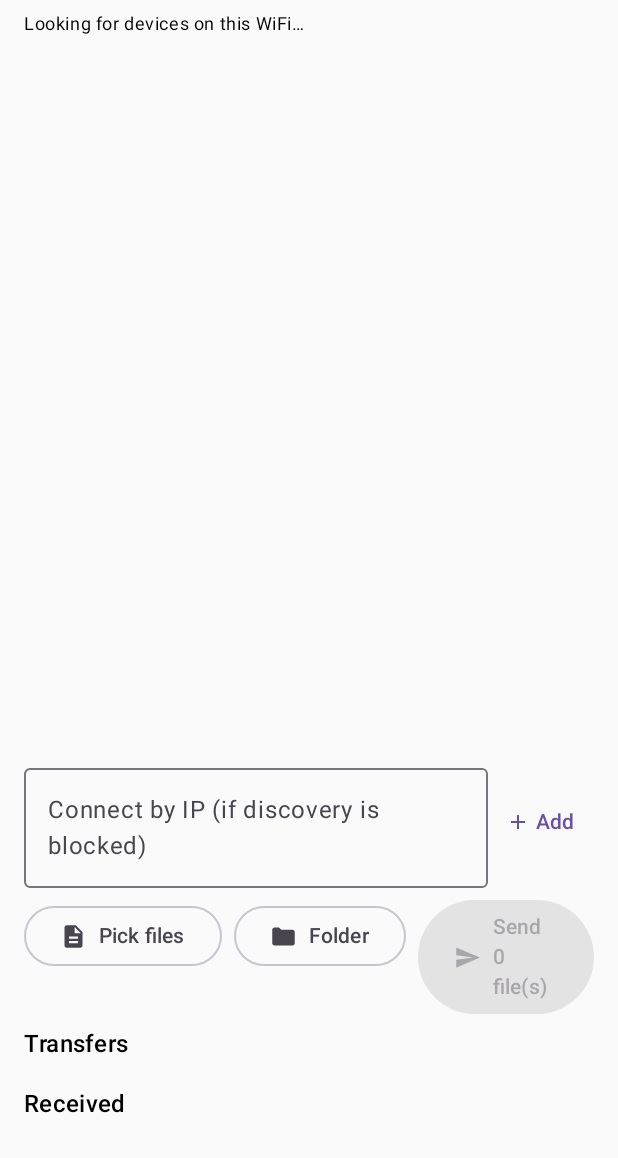
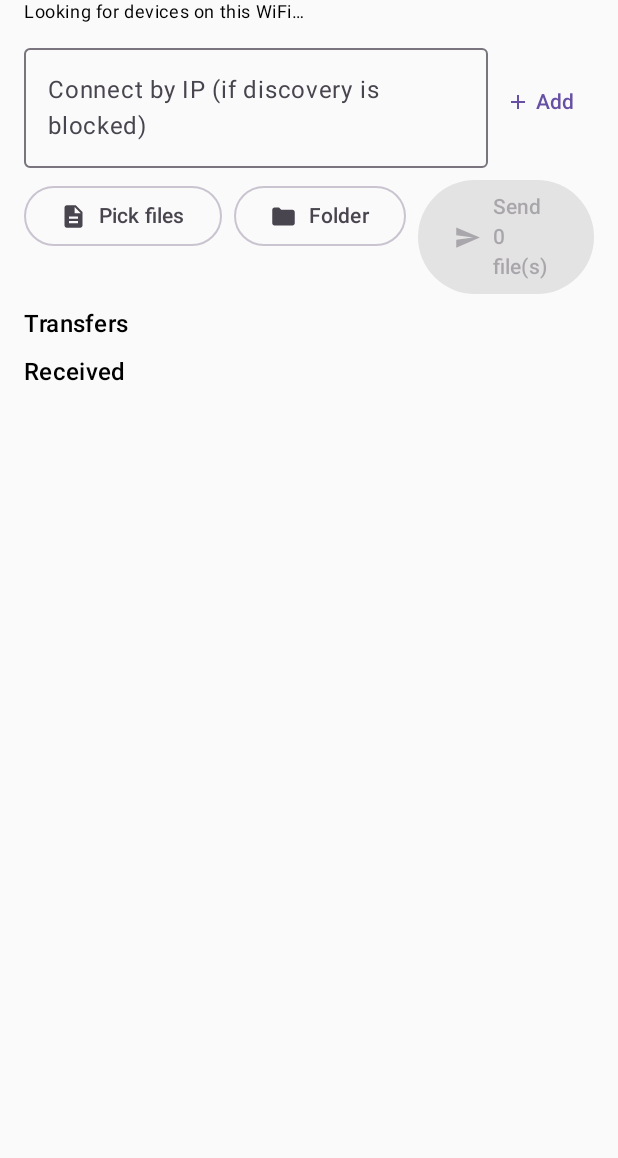
Before and after one commit to rider05/FileShare, an Android app built with Jetpack Compose: the screen it shows after launch (MainActivity), on a phone screen of 412 x 824 dp, the part 78-1236 px from its top. Run offline under Robolectric (Android 15) with nearby library versions, the phone set to English and light mode, and no system bars.

Commit message:
Fix UI overlap: DPI-aware Windows layout with font-relative heights and screen clamp; scrollable Android screen

```diff
--- a/FileShare.Android/app/src/main/java/com/fileshare/app/MainActivity.kt
+++ b/FileShare.Android/app/src/main/java/com/fileshare/app/MainActivity.kt
@@ -18,7 +18,6 @@ import androidx.compose.foundation.layout.Row
 import androidx.compose.foundation.layout.Spacer
 import androidx.compose.foundation.layout.fillMaxSize
 import androidx.compose.foundation.layout.fillMaxWidth
-import androidx.compose.foundation.layout.heightIn
 import androidx.compose.foundation.layout.padding
 import androidx.compose.foundation.layout.size
 import androidx.compose.foundation.layout.width
@@ -182,21 +181,22 @@ fun App() {
             if (root != null) Repo.pendingUris.value = Repo.pendingUris.value + walkTree(ctx, root)
         }
 
-        Column(
+        // one scrollable list; sections are items so nothing clips or overlaps on small screens
+        LazyColumn(
             Modifier.fillMaxSize().padding(16.dp),
             verticalArrangement = Arrangement.spacedBy(8.dp),
         ) {
+            item {
                 Text("FileShare", style = MaterialTheme.typography.headlineMedium)
                 Text(
                     if (peers.isEmpty()) "Looking for devices on this WiFi…" else "${peers.size} device(s) on this WiFi. Tap one to select.",
                     style = MaterialTheme.typography.bodySmall,
                 )
-
-            LazyColumn(Modifier.fillMaxWidth().weight(1f)) {
-                items(peers) { p ->
+            }
+            items(peers, key = { it.ip }) { p ->
                 Card(
                     onClick = { selectedIp = p.ip },
-                        modifier = Modifier.fillMaxWidth().padding(vertical = 2.dp),
+                    modifier = Modifier.fillMaxWidth(),
                     colors = CardDefaults.cardColors(
                         containerColor = if (p.ip == selectedIp) MaterialTheme.colorScheme.primaryContainer
                         else MaterialTheme.colorScheme.surfaceVariant,
@@ -208,8 +208,7 @@ fun App() {
                     }
                 }
             }
-            }
-
+            item {
                 Row(verticalAlignment = Alignment.CenterVertically) {
                     OutlinedTextField(
                         value = ip,
@@ -232,7 +231,8 @@ fun App() {
                         Text("Add")
                     }
                 }
-
+            }
+            item {
                 Row(horizontalArrangement = Arrangement.spacedBy(8.dp)) {
                     OutlinedButton(onClick = { pick.launch(arrayOf("*/*")) }) {
                         Icon(DescriptionIcon, contentDescription = null, Modifier.size(18.dp))
@@ -257,11 +257,10 @@ fun App() {
                         Text("Send ${pending.size} file(s)")
                     }
                 }
-
-            Text("Transfers", style = MaterialTheme.typography.titleMedium)
-            LazyColumn(Modifier.fillMaxWidth().heightIn(max = 220.dp)) {
-                items(transfers) { t ->
-                    Column(Modifier.fillMaxWidth().padding(vertical = 2.dp)) {
+            }
+            item { Text("Transfers", style = MaterialTheme.typography.titleMedium) }
+            items(transfers, key = { it.uri }) { t ->
+                Column(Modifier.fillMaxWidth()) {
                     Row(verticalAlignment = Alignment.CenterVertically) {
                         Text(
                             "${t.label}, ${t.state.label()}",
@@ -299,13 +298,10 @@ fun App() {
                     )
                 }
             }
-            }
-
-            Text("Received", style = MaterialTheme.typography.titleMedium)
-            LazyColumn(Modifier.fillMaxWidth().heightIn(max = 180.dp)) {
-                items(received) { f ->
+            item { Text("Received", style = MaterialTheme.typography.titleMedium) }
+            items(received, key = { it.at }) { f ->
                 Row(
-                        Modifier.fillMaxWidth().padding(vertical = 2.dp),
+                    Modifier.fillMaxWidth(),
                     verticalAlignment = Alignment.CenterVertically,
                 ) {
                     Text(f.name, Modifier.weight(1f), style = MaterialTheme.typography.bodyMedium)
@@ -321,4 +317,3 @@ fun App() {
         }
     }
 }
-}
```
Also changed, not shown: 6 other files. Lines whose indentation alone changed are shown as unchanged.
